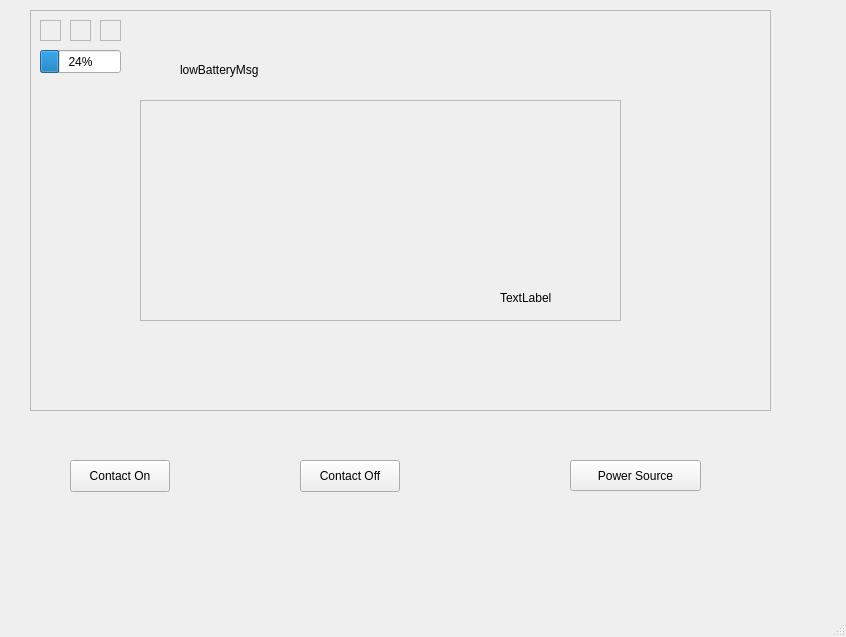
sidbmw/Neureset_Device_Simulator, file COMP_3004_Team_24/mainwindow.ui: the form before one commit.
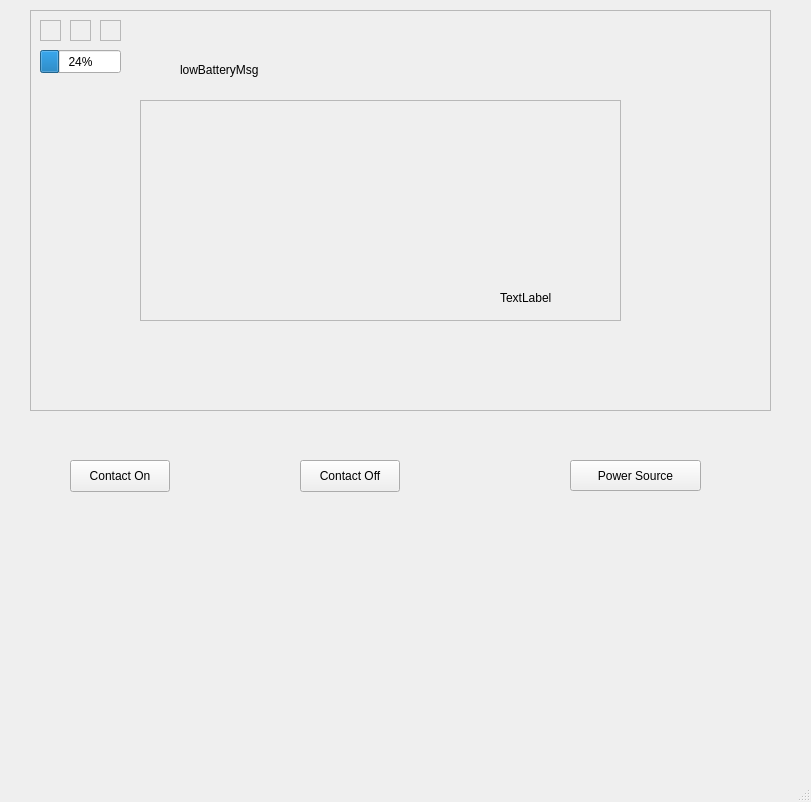
The form after the commit. Icons and pictures are not drawn.

```diff
--- a/COMP_3004_Team_24/mainwindow.ui
+++ b/COMP_3004_Team_24/mainwindow.ui
@@ -6,8 +6,8 @@
    <rect>
     <x>0</x>
     <y>0</y>
-    <width>846</width>
-    <height>637</height>
+    <width>811</width>
+    <height>802</height>
    </rect>
   </property>
   <property name="windowTitle">
@@ -372,6 +372,16 @@
      <string>Power Source</string>
     </property>
    </widget>
+   <widget class="QWidget" name="sineWaveChart" native="true">
+    <property name="geometry">
+     <rect>
+      <x>29</x>
+      <y>520</y>
+      <width>741</width>
+      <height>151</height>
+     </rect>
+    </property>
+   </widget>
   </widget>
   <widget class="QMenuBar" name="menubar">
    <property name="geometry">
```
Left out of the diff: 4 changed lines with no effect on the pictures.
